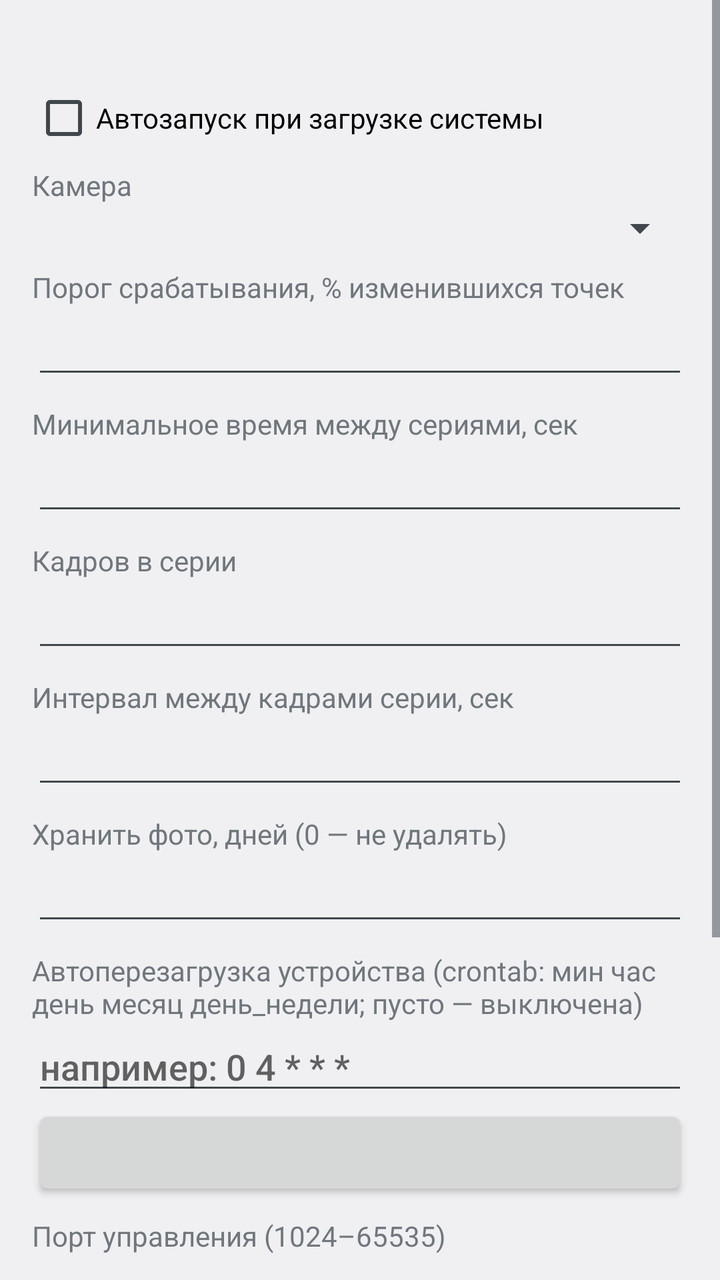
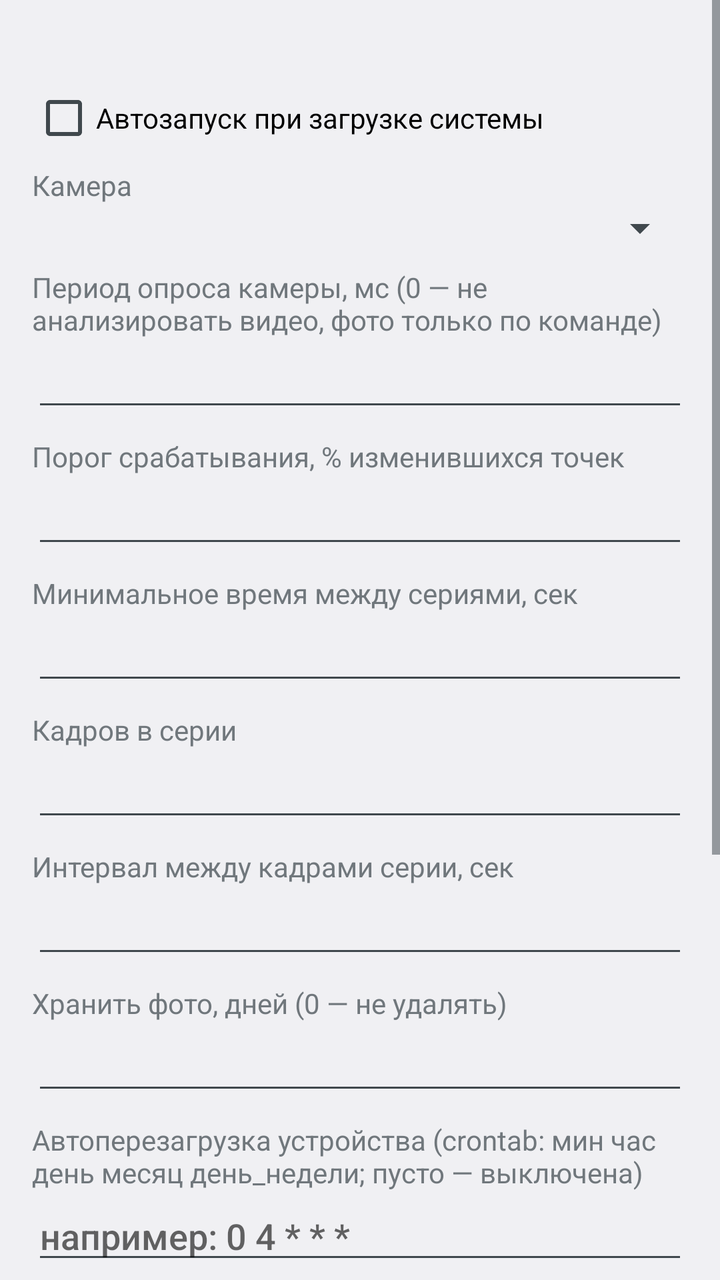

Before-and-after screenshots of an Android layout around one commit, followed by the original layout XML and the change that was made.
<!-- AndroidManifest.xml: application theme android:Theme.DeviceDefault.Light -->
<!-- res/layout/activity_main.xml -->
<?xml version="1.0" encoding="utf-8"?>
<ScrollView xmlns:android="http://schemas.android.com/apk/res/android"
    android:layout_width="match_parent"
    android:layout_height="match_parent">

    <LinearLayout
        android:layout_width="match_parent"
        android:layout_height="wrap_content"
        android:focusable="true"
        android:focusableInTouchMode="true"
        android:orientation="vertical"
        android:padding="16dp">

        <TextView
            android:id="@+id/tvStatus"
            android:layout_width="match_parent"
            android:layout_height="wrap_content"
            android:paddingBottom="8dp" />

        <CheckBox
            android:id="@+id/cbAuto"
            android:layout_width="match_parent"
            android:layout_height="wrap_content"
            android:text="Автозапуск при загрузке системы" />

        <TextView
            android:layout_width="match_parent"
            android:layout_height="wrap_content"
            android:paddingTop="8dp"
            android:text="Камера" />

        <Spinner
            android:id="@+id/spCam"
            android:layout_width="match_parent"
            android:layout_height="wrap_content" />

        <TextView
            android:layout_width="match_parent"
            android:layout_height="wrap_content"
            android:paddingTop="8dp"
            android:text="Порог срабатывания, % изменившихся точек" />

        <EditText
            android:id="@+id/eThr"
            android:layout_width="match_parent"
            android:layout_height="wrap_content"
            android:inputType="numberDecimal" />

        <TextView
            android:layout_width="match_parent"
            android:layout_height="wrap_content"
            android:paddingTop="8dp"
            android:text="Минимальное время между сериями, сек" />

        <EditText
            android:id="@+id/eGap"
            android:layout_width="match_parent"
            android:layout_height="wrap_content"
            android:inputType="number" />

        <TextView
            android:layout_width="match_parent"
            android:layout_height="wrap_content"
            android:paddingTop="8dp"
            android:text="Кадров в серии" />

        <EditText
            android:id="@+id/eCnt"
            android:layout_width="match_parent"
            android:layout_height="wrap_content"
            android:inputType="number" />

        <TextView
            android:layout_width="match_parent"
            android:layout_height="wrap_content"
            android:paddingTop="8dp"
            android:text="Интервал между кадрами серии, сек" />

        <EditText
            android:id="@+id/eInt"
            android:layout_width="match_parent"
            android:layout_height="wrap_content"
            android:inputType="numberDecimal" />

        <TextView
            android:layout_width="match_parent"
            android:layout_height="wrap_content"
            android:paddingTop="8dp"
            android:text="Хранить фото, дней (0 — не удалять)" />

        <EditText
            android:id="@+id/eKeep"
            android:layout_width="match_parent"
            android:layout_height="wrap_content"
            android:inputType="number" />

        <TextView
            android:layout_width="match_parent"
            android:layout_height="wrap_content"
            android:paddingTop="8dp"
            android:text="Автоперезагрузка устройства (crontab: мин час день месяц день_недели; пусто — выключена)" />

        <EditText
            android:id="@+id/eReboot"
            android:layout_width="match_parent"
            android:layout_height="wrap_content"
            android:hint="например: 0 4 * * *"
            android:inputType="text" />

        <Button
            android:id="@+id/btnRebootPerm"
            android:layout_width="match_parent"
            android:layout_height="wrap_content" />

        <Button
            android:id="@+id/btnRebootRoot"
            android:layout_width="match_parent"
            android:layout_height="wrap_content"
            android:visibility="gone" />

        <Button
            android:id="@+id/btnRebootOwner"
            android:layout_width="match_parent"
            android:layout_height="wrap_content"
            android:text="Снять права владельца устройства"
            android:visibility="gone" />

        <TextView
            android:layout_width="match_parent"
            android:layout_height="wrap_content"
            android:paddingTop="8dp"
            android:text="Порт управления (1024–65535)" />

        <EditText
            android:id="@+id/ePort"
            android:layout_width="match_parent"
            android:layout_height="wrap_content"
            android:inputType="number" />

        <TextView
            android:layout_width="match_parent"
            android:layout_height="wrap_content"
            android:paddingTop="8dp"
            android:text="Пароль управления (пусто — без авторизации)" />

        <EditText
            android:id="@+id/ePass"
            android:layout_width="match_parent"
            android:layout_height="wrap_content"
            android:inputType="text" />

        <Button
            android:id="@+id/btnSave"
            android:layout_width="wrap_content"
            android:layout_height="wrap_content"
            android:layout_gravity="center_horizontal"
            android:layout_marginTop="16dp"
            android:background="@drawable/btn_start"
            android:minWidth="220dp"
            android:minHeight="48dp"
            android:paddingBottom="12dp"
            android:paddingLeft="32dp"
            android:paddingRight="32dp"
            android:paddingTop="12dp"
            android:text="START SERVICE"
            android:textColor="@color/btn_text"
            android:textSize="15sp"
            android:textStyle="bold" />

        <TextView
            android:id="@+id/tvHint"
            android:layout_width="match_parent"
            android:layout_height="wrap_content"
            android:paddingTop="12dp"
            android:textSize="12sp" />

        <TextView
            android:id="@+id/tvVer"
            android:layout_width="match_parent"
            android:layout_height="wrap_content"
            android:paddingTop="12dp"
            android:textSize="12sp" />
    </LinearLayout>
</ScrollView>
<!-- resources referenced by this layout -->
<resources>
  <color name="btn_text">#FFFFFF</color>
  <!-- drawable btn_start (drawable) -->
  <?xml version="1.0" encoding="utf-8"?>
  <selector xmlns:android="http://schemas.android.com/apk/res/android">
      <item android:state_pressed="true">
          <shape android:shape="rectangle">
              <solid android:color="@color/btn_start_pressed" />
              <corners android:radius="100dp" />
          </shape>
      </item>
      <item>
          <shape android:shape="rectangle">
              <solid android:color="@color/btn_start" />
              <corners android:radius="100dp" />
          </shape>
      </item>
  </selector>
  <color name="btn_start_pressed">#E65100</color>
  <color name="btn_start">#FFA000</color>
</resources>

<!-- the commit's change to res/layout/activity_main.xml (unified diff, before → after) -->
@@ -33,6 +33,18 @@
             android:id="@+id/spCam"
             android:layout_width="match_parent"
             android:layout_height="wrap_content" />
+
+        <TextView
+            android:layout_width="match_parent"
+            android:layout_height="wrap_content"
+            android:paddingTop="8dp"
+            android:text="Период опроса камеры, мс (0 — не анализировать видео, фото только по команде)" />
+
+        <EditText
+            android:id="@+id/ePoll"
+            android:layout_width="match_parent"
+            android:layout_height="wrap_content"
+            android:inputType="number" />
 
         <TextView
             android:layout_width="match_parent"
